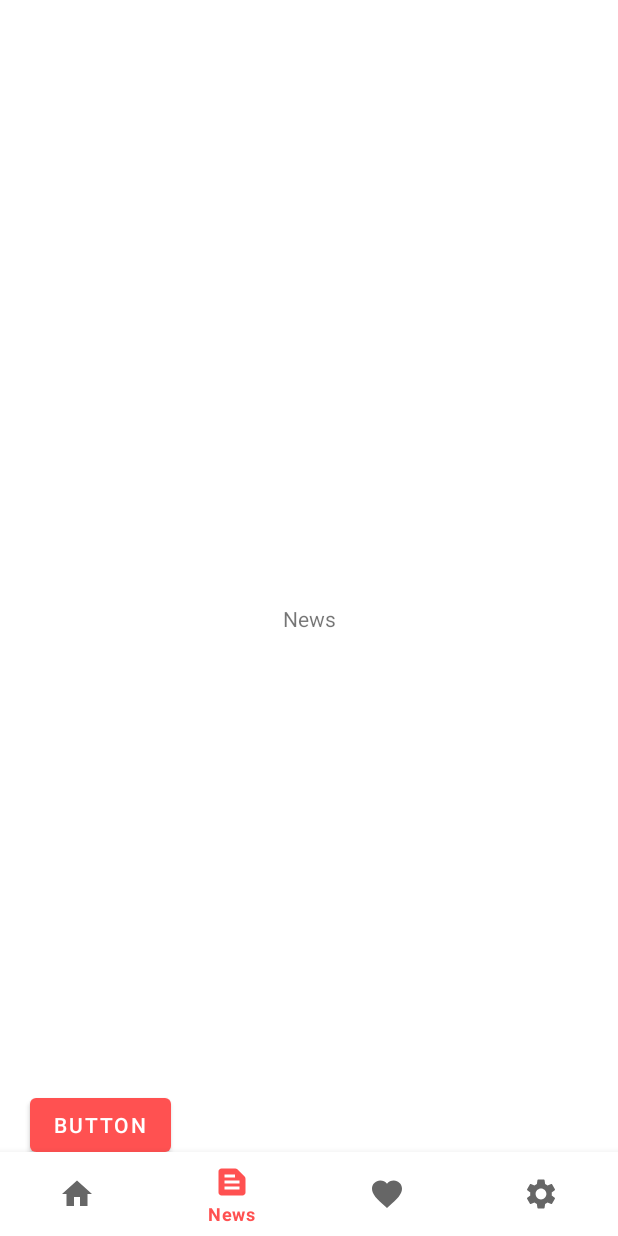
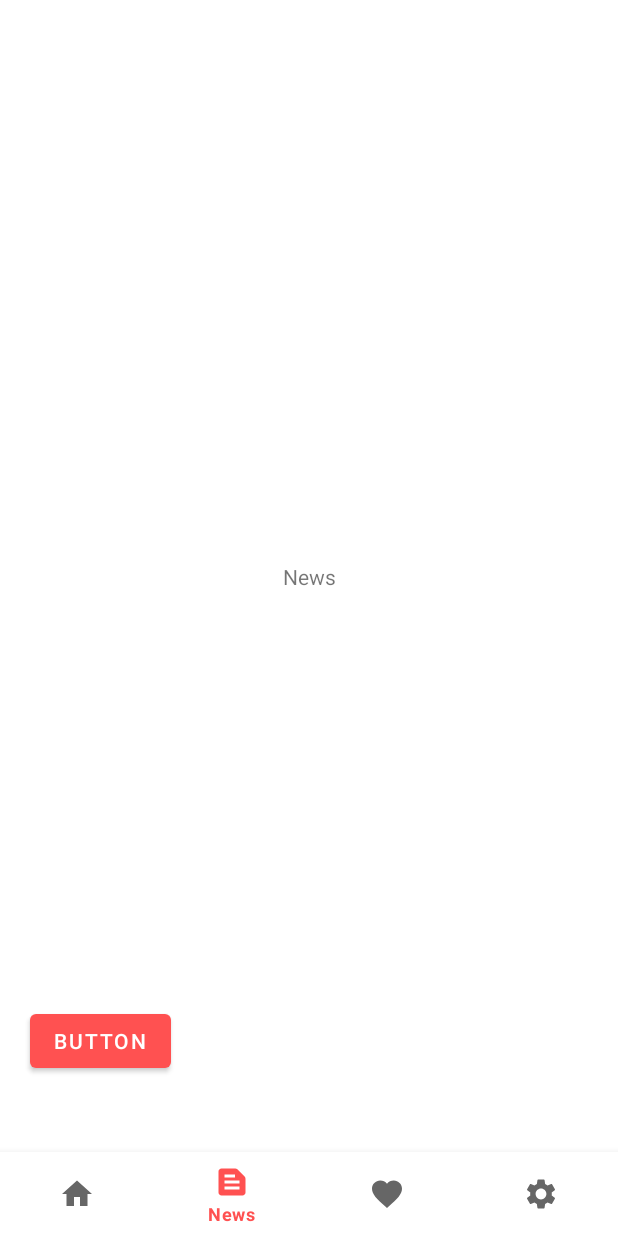
Before and after one commit to RokettoApp/Roketto, an Android app: the screen it shows after launch (MainActivity), item 2 of the bottom bar chosen, on a phone screen of 412 x 824 dp. Run offline under Robolectric (Android 15) with nearby library versions, the phone set to English and light mode, and no system bars; our stand-ins replace Room's generated code.

Commit message:
Fixed ScrollView and applied minor xml changes

```diff
--- a/app/src/main/java/it/rokettoapp/roketto/adapter/RecyclerViewAdapterEvents.java
+++ b/app/src/main/java/it/rokettoapp/roketto/adapter/RecyclerViewAdapterEvents.java
@@ -21,10 +21,12 @@ public class RecyclerViewAdapterEvents extends RecyclerView.Adapter<RecyclerView
 
     private List<Event> mEvents;
     private Context mContext;
+    private boolean mLimit;
 
-    public RecyclerViewAdapterEvents(Context mContext, List<Event> mEvents) {
+    public RecyclerViewAdapterEvents(Context mContext, List<Event> mEvents, boolean mLimit) {
         this.mContext = mContext;
         this.mEvents = mEvents;
+        this.mLimit = mLimit;
     }
 
     @Override
@@ -62,6 +64,9 @@ public class RecyclerViewAdapterEvents extends RecyclerView.Adapter<RecyclerView
 
     @Override
     public int getItemCount() {
+        if (mLimit)
+                if (mEvents.size() > 2)
+                    return 2;
         return mEvents.size();
     }
 
--- a/app/src/main/java/it/rokettoapp/roketto/ui/FragmentHome.java
+++ b/app/src/main/java/it/rokettoapp/roketto/ui/FragmentHome.java
@@ -9,6 +9,7 @@ import android.widget.Button;
 
 import androidx.annotation.NonNull;
 import androidx.annotation.Nullable;
+import androidx.cardview.widget.CardView;
 import androidx.fragment.app.Fragment;
 import androidx.lifecycle.ViewModelProvider;
 import androidx.recyclerview.widget.LinearLayoutManager;
@@ -22,11 +23,13 @@ import it.rokettoapp.roketto.adapter.RecyclerViewAdapterAstro;
 import it.rokettoapp.roketto.adapter.RecyclerViewAdapterEvents;
 import it.rokettoapp.roketto.model.Astronaut;
 import it.rokettoapp.roketto.model.Event;
+import it.rokettoapp.roketto.ui.viewmodel.AstronautViewModel;
 import it.rokettoapp.roketto.ui.viewmodel.EventViewModel;
 
 public class FragmentHome extends Fragment {
 
     private EventViewModel mEventViewModel;
+    private AstronautViewModel mAstroViewModel;
     private List<Event> mEvents;
     private List<Astronaut> mAstros;
 //    private Button mBtnSeeMore;
@@ -37,15 +40,20 @@ public class FragmentHome extends Fragment {
     @Override
     public void onCreate(@Nullable Bundle savedInstanceState) {
 
-        mAstros = new ArrayList<>();
+        /*mAstros = new ArrayList<>();
 
         mAstros.add(new Astronaut("Khalil", null, null, null, null, null, null, null, null, null, null, null, null, null, null, null));
         mAstros.add(new Astronaut("Deiv", null, null, null, null, null, null, null, null, null, null, null, null, null, null, null));
         mAstros.add(new Astronaut("Samuele", null, null, null, null, null, null, null, null, null, null, null, null, null, null, null));
-        mAstros.add(new Astronaut("Lorenzo", null, null, null, null, null, null, null, null, null, null, null, null, null, null, null));
+        mAstros.add(new Astronaut("Lorenzo", null, null, null, null, null, null, null, null, null, null, null, null, null, null, null));*/
         super.onCreate(savedInstanceState);
+
+
         mEventViewModel = new ViewModelProvider(requireActivity()).get(EventViewModel.class);
+        mAstroViewModel = new ViewModelProvider(requireActivity()).get(AstronautViewModel.class);
+
         if (mEvents == null) mEvents = new ArrayList<>();
+        if(mAstros == null) mAstros = new ArrayList<>();
     }
 
 
@@ -66,7 +74,7 @@ public class FragmentHome extends Fragment {
         LinearLayoutManager mLineaLayoutAstro = new LinearLayoutManager(getContext(), LinearLayoutManager.HORIZONTAL, false);
         mRecyclerViewAstro.setLayoutManager(mLineaLayoutAstro);
 
-        RecyclerViewAdapterEvents mAdapterEvents = new RecyclerViewAdapterEvents(getContext(), mEvents);
+        RecyclerViewAdapterEvents mAdapterEvents = new RecyclerViewAdapterEvents(getContext(), mEvents, true);
         mRecyclerViewEvents.setAdapter(mAdapterEvents);
 
         RecyclerViewAdapterAstro mAdapterAstro = new RecyclerViewAdapterAstro(getContext(), mAstros);
@@ -78,6 +86,12 @@ public class FragmentHome extends Fragment {
             mEvents.addAll(eventList);
             mAdapterEvents.notifyDataSetChanged();
             Log.d("FragmentHome", "test");
+        });
+
+        mAstroViewModel.getAstronauts().observe(getViewLifecycleOwner(), astronauts -> {
+            mAstros.clear();
+            mAstros.addAll(astronauts);
+            mAdapterAstro.notifyDataSetChanged();
         });
 
         /*
@@ -97,7 +111,10 @@ public class FragmentHome extends Fragment {
         });*/
 
         Button button = rootView.findViewById(R.id.button4);
-        button.setOnClickListener(view -> mEventViewModel.refreshEvents());
+        button.setOnClickListener(view -> {
+            mEventViewModel.refreshEvents();
+            mAstroViewModel.refreshAstronauts();
+        });
 
         return rootView;
     }
--- a/app/src/main/res/layout/activity_main.xml
+++ b/app/src/main/res/layout/activity_main.xml
@@ -9,6 +9,7 @@
     <FrameLayout
         android:layout_width="match_parent"
         android:layout_height="match_parent"
+        android:layout_above="@+id/bottom_nav"
         android:id="@+id/fragment_container">
 
     </FrameLayout>
--- a/app/src/main/res/layout/fragment_home.xml
+++ b/app/src/main/res/layout/fragment_home.xml
@@ -44,7 +44,7 @@
         <androidx.recyclerview.widget.RecyclerView
             android:id="@+id/rvEvents"
             android:layout_width="match_parent"
-            android:layout_height="260dp"
+            android:layout_height="wrap_content"
             android:layout_marginStart="8dp"
             android:layout_marginEnd="8dp"
             android:layout_marginTop="16dp"
@@ -93,7 +93,9 @@
             android:id="@+id/rvAstronauts"
             android:layout_width="match_parent"
             android:layout_height="180dp"
-            android:layout_marginStart="16dp"
+            android:paddingStart="8dp"
+            android:paddingEnd="8dp"
+            android:clipToPadding = "false"
 
             android:layout_marginTop="16dp"
             android:overScrollMode="never"
```
Also changed, not shown: app/src/main/res/layout/recycler_astronauts_item.xml (+7 -4 lines).
